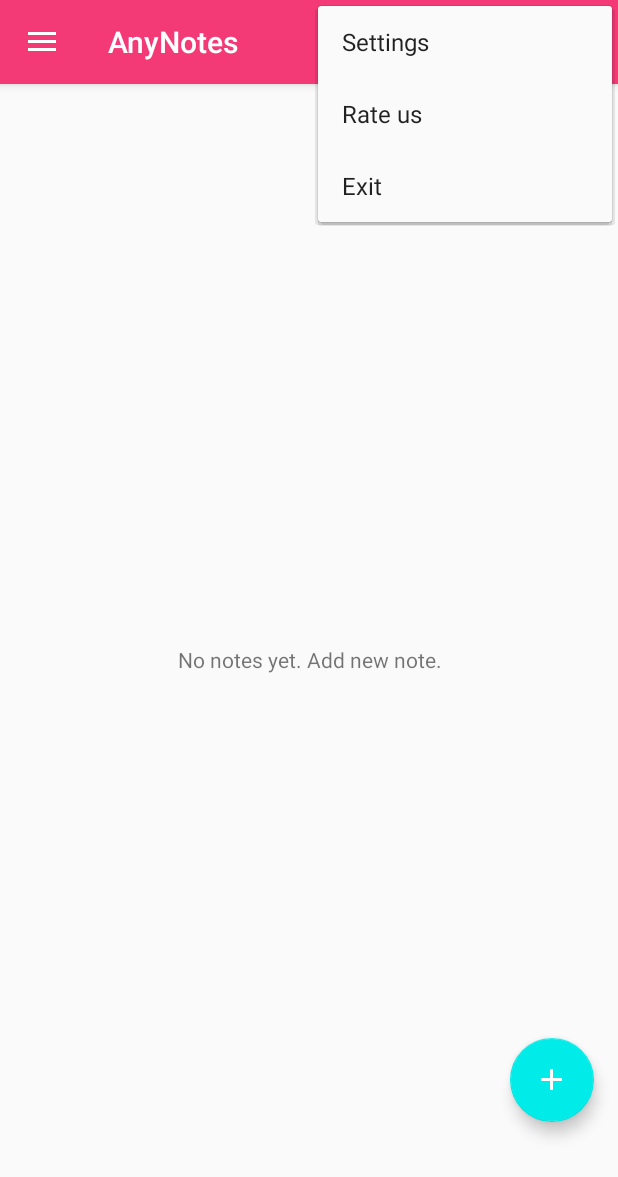
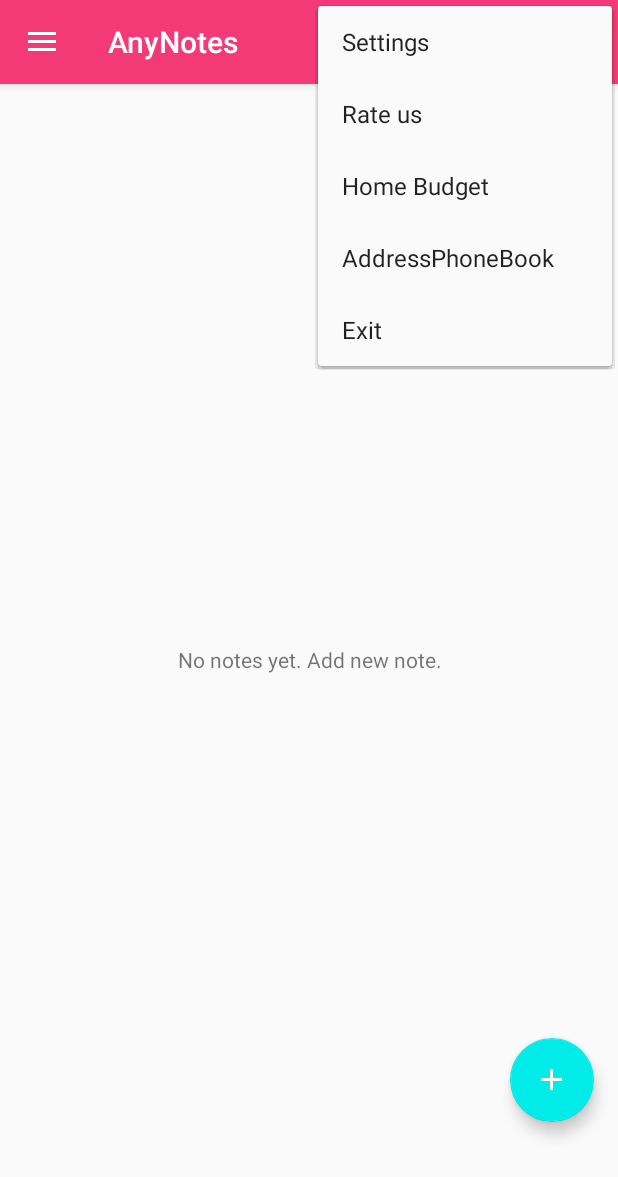
Before and after one commit to PelipetsOlga/AnyNotes, an Android app: the screen it shows after launch (MainActivity), with the options menu open, on a phone screen of 412 x 824 dp. Shown: the top 1177 px of the screen. Run offline under Robolectric (Android 15) with nearby library versions, the phone set to English and light mode, and no system bars; our stand-ins replace AdMob; libraries missing offline, so code that uses them is left out: com.backendless, com.backendless.async, com.backendless.exceptions, com.backendless.persistence; 2 statements that could not run were skipped.

Commit message:
menu to AddressPhoneBook and Home Budget

```diff
--- a/app/src/main/res/menu/main.xml
+++ b/app/src/main/res/menu/main.xml
@@ -25,6 +25,18 @@
         app:showAsAction="never" />
 
     <item
+        android:id="@+id/action_budget"
+        android:orderInCategory="100"
+        android:title="@string/action_budget"
+        app:showAsAction="never" />
+
+    <item
+        android:id="@+id/action_address_phone_book"
+        android:orderInCategory="100"
+        android:title="@string/action_phonebook"
+        app:showAsAction="never" />
+
+    <item
         android:id="@+id/action_exit"
         android:orderInCategory="100"
         android:title="@string/action_exit"
--- a/app/src/main/res/values/strings.xml
+++ b/app/src/main/res/values/strings.xml
@@ -19,6 +19,8 @@
     <string name="action_alarm">Set alarm</string>
     <string name="action_delete">Delete</string>
     <string name="action_share">Share</string>
+    <string name="action_budget">Home Budget</string>
+    <string name="action_phonebook">AddressPhoneBook</string>
 
     <string name="title_activity_note">NoteActivity</string>
     <string name="title_activity_settings">Settings</string>
```
Also changed, not shown: app/src/main/java/anynotes/olyalya/pelipets/com/anynotes/activities/MainActivity.java (+12 -0 lines).
